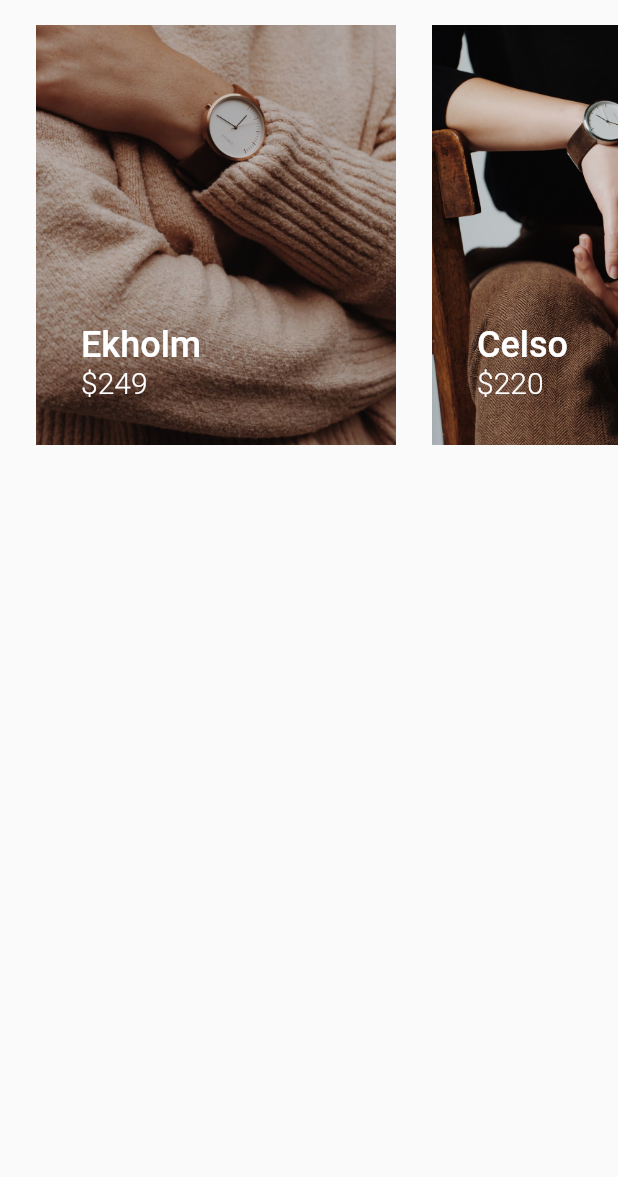
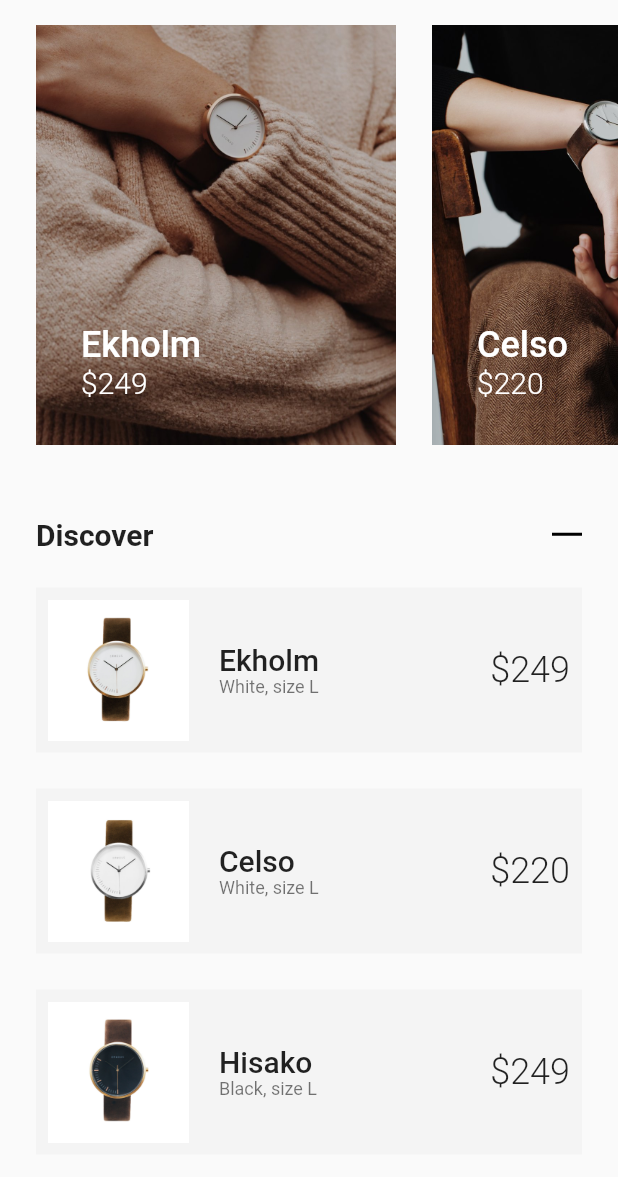
Before and after one commit to lucasmbraz/watches, a Flutter app: the screen it shows after launch, on a phone screen of 412 x 824 dp, the part 59-1236 px from its top. Run offline on Flutter 3.47's test engine with Material 2 defaults, Android fonts, the phone set to English and light mode, and no system bars; our stand-ins replace flutter_svg, freezed_annotation; generated files the repository leaves out were written again.

Commit message:
Finish basic HomeScreen

```diff
--- a/lib/details_screen.dart
+++ b/lib/details_screen.dart
@@ -43,9 +43,12 @@ class DetailsScreen extends StatelessWidget {
 
   Widget _image() => AspectRatio(
         aspectRatio: 375 / 500,
-        child: Image.asset(
-          watch.image,
-          fit: BoxFit.cover,
+        child: Hero(
+          tag: watch.name,
+          child: Image.asset(
+            watch.coverImage,
+            fit: BoxFit.cover,
+          ),
         ),
       );
 
--- a/lib/home_screen.dart
+++ b/lib/home_screen.dart
@@ -13,7 +13,83 @@ class HomeScreen extends StatelessWidget {
         backgroundColor: Colors.transparent,
         elevation: 0,
       ),
-      body: _carousel(),
+      body: Column(
+        children: [
+          _carousel(),
+          SizedBox(height: 48),
+          Padding(
+            padding: const EdgeInsets.symmetric(horizontal: 24),
+            child: Row(
+              mainAxisAlignment: MainAxisAlignment.spaceBetween,
+              children: [
+                Text(
+                  'Discover',
+                  style: Theme.of(context).textTheme.headline6.copyWith(fontWeight: FontWeight.w600),
+                ),
+                Container(
+                  width: 20,
+                  height: 2,
+                  color: Colors.black,
+                ),
+              ],
+            ),
+          ),
+          SizedBox(height: 24),
+          Expanded(
+            child: ListView.separated(
+              itemCount: watches.length,
+              itemBuilder: (context, index) {
+                final watch = watches[index];
+                return Padding(
+                  padding: const EdgeInsets.symmetric(horizontal: 24),
+                  child: Container(
+                    height: 110,
+                    color: Color(0xFFF4F4F4),
+                    child: Padding(
+                      padding: const EdgeInsets.all(8.0),
+                      child: Row(
+                        children: [
+                          AspectRatio(
+                            aspectRatio: 1,
+                            child: Image.asset(
+                              watch.image,
+                              fit: BoxFit.cover,
+                            ),
+                          ),
+                          Expanded(
+                            child: Padding(
+                              padding: const EdgeInsets.symmetric(horizontal: 20),
+                              child: Column(
+                                mainAxisAlignment: MainAxisAlignment.center,
+                                crossAxisAlignment: CrossAxisAlignment.start,
+                                children: [
+                                  Text(
+                                    watch.name,
+                                    style: Theme.of(context).textTheme.headline6,
+                                  ),
+                                  Text(
+                                    '${watch.color.toString().split('.').last}, size ${watch.size.toString().split('.').last}',
+                                    style: Theme.of(context).textTheme.caption,
+                                  ),
+                                ],
+                              ),
+                            ),
+                          ),
+                          Text(
+                            '\$${watch.price}',
+                            style: Theme.of(context).textTheme.headline5.copyWith(fontWeight: FontWeight.w300),
+                          ),
+                        ],
+                      ),
+                    ),
+                  ),
+                );
+              },
+              separatorBuilder: (context, index) => SizedBox(height: 24),
+            ),
+          ),
+        ],
+      ),
     );
   }
 
@@ -51,9 +127,12 @@ class HomeScreen extends StatelessWidget {
 
   Widget _carouselImage(Watch watch) => Container(
         width: 240,
-        child: Image.asset(
-          watch.image,
-          fit: BoxFit.cover,
+        child: Hero(
+          tag: watch.name,
+          child: Image.asset(
+            watch.coverImage,
+            fit: BoxFit.cover,
+          ),
         ),
       );
 
--- a/lib/model/dummy_data.dart
+++ b/lib/model/dummy_data.dart
@@ -4,19 +4,28 @@ final watches = [
   Watch(
     name: 'Ekholm',
     description: 'Named after asteroid 6 0 9 4 (h i s a k o) is currently travelling through time and space.',
-    image: 'assets/ekholm-cover.jpeg',
+    image: 'assets/ekholm.jpg',
+    coverImage: 'assets/ekholm-cover.jpeg',
+    size: WatchSize.L,
+    color: WatchColor.White,
     price: 249,
   ),
   Watch(
     name: 'Celso',
     description: 'Named after asteroid 6 0 9 4 (h i s a k o) is currently travelling through time and space.',
-    image: 'assets/celso-cover.jpeg',
+    image: 'assets/celso.jpeg',
+    coverImage: 'assets/celso-cover.jpeg',
+    size: WatchSize.L,
+    color: WatchColor.White,
     price: 220,
   ),
   Watch(
     name: 'Hisako',
     description: 'Named after asteroid 6 0 9 4 (h i s a k o) is currently travelling through time and space.',
-    image: 'assets/hisako-cover.jpeg',
+    image: 'assets/hisako.jpg',
+    coverImage: 'assets/hisako-cover.jpeg',
+    size: WatchSize.L,
+    color: WatchColor.Black,
     price: 249,
   ),
 ];
--- a/lib/model/watch.dart
+++ b/lib/model/watch.dart
@@ -1,6 +1,9 @@
 import 'package:freezed_annotation/freezed_annotation.dart';
 
 part 'watch.freezed.dart';
+
+enum WatchSize { S, M, L }
+enum WatchColor { Black, White }
 
 @freezed
 abstract class Watch with _$Watch {
@@ -8,6 +11,9 @@ abstract class Watch with _$Watch {
     @required String name,
     @required String description,
     @required String image,
+    @required String coverImage,
+    @required WatchSize size,
+    @required WatchColor color,
     @required int price,
   }) = _Watch;
 }
```
